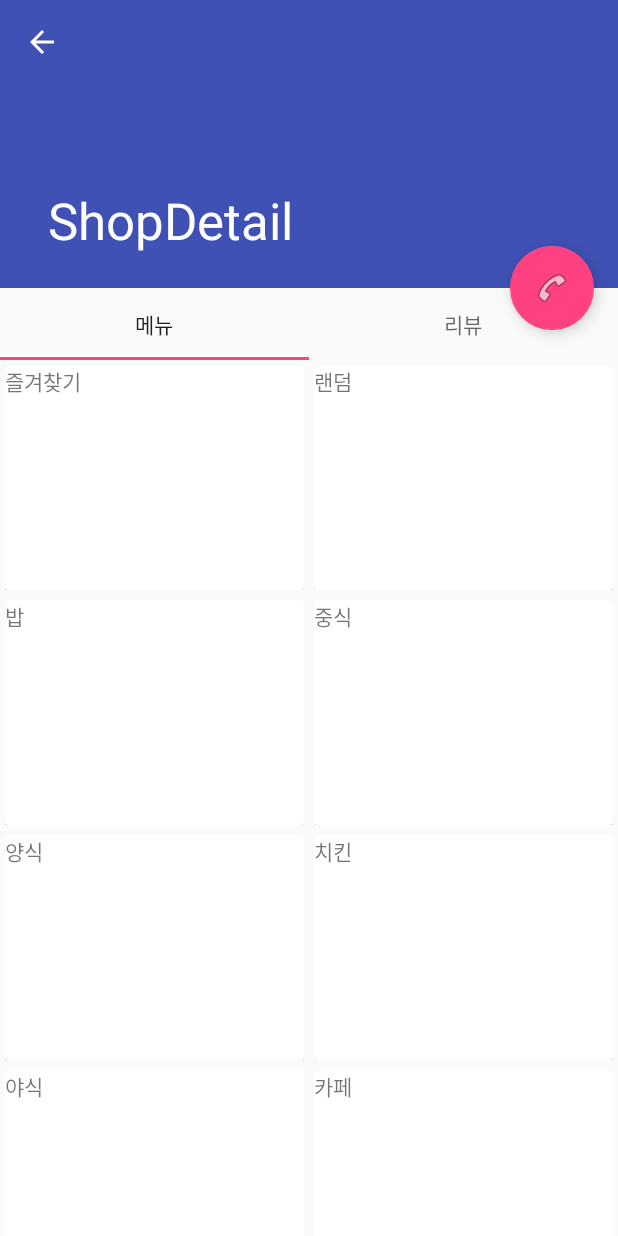
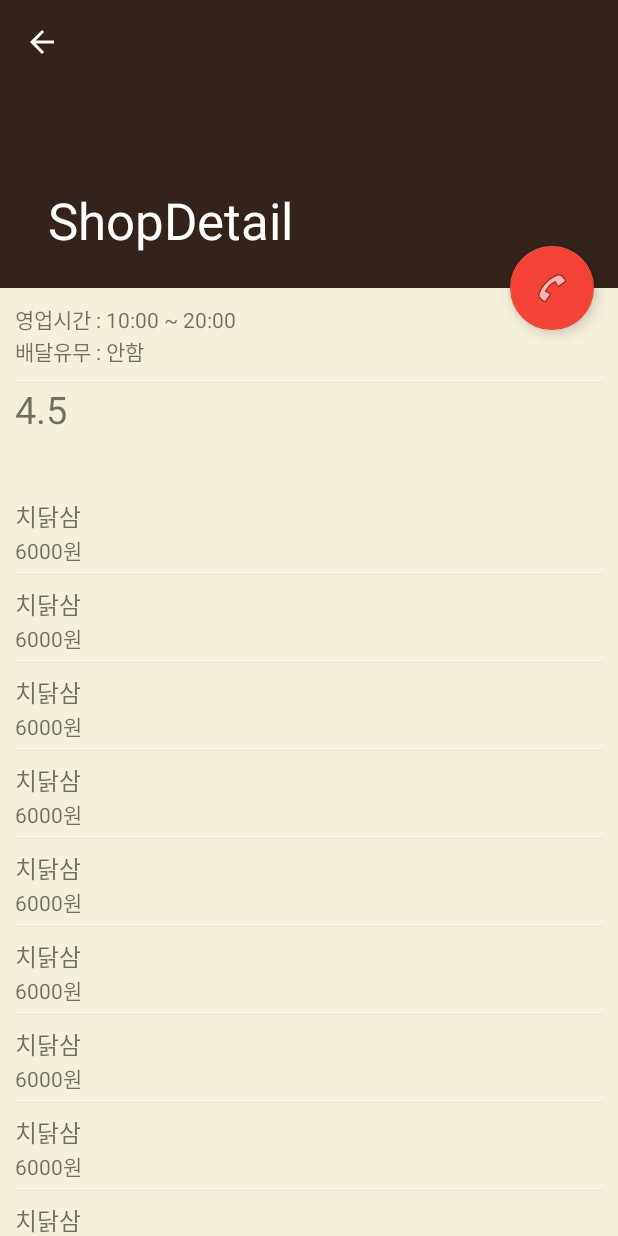
Before and after one commit to meajireview/meajireview, an Android app: the ShopDetailActivity screen opened directly, with no data from a screen before it, on a phone screen of 412 x 824 dp. Run offline under Robolectric (Android 15) with nearby library versions, the phone set to English and light mode, and no system bars.

Commit message:
0. 가게 디테일 페이지 변경.

```diff
--- a/app/src/main/java/com/meajireview/meajireview_android/activity/ShopDetailActivity.java
+++ b/app/src/main/java/com/meajireview/meajireview_android/activity/ShopDetailActivity.java
@@ -4,44 +4,62 @@ import android.os.Bundle;
 import android.support.annotation.Nullable;
 import android.support.design.widget.CollapsingToolbarLayout;
 import android.support.design.widget.FloatingActionButton;
-import android.support.design.widget.TabLayout;
-import android.support.v4.view.ViewPager;
 import android.support.v7.app.AppCompatActivity;
+import android.support.v7.widget.LinearLayoutManager;
+import android.support.v7.widget.RecyclerView;
 import android.support.v7.widget.Toolbar;
 import android.view.View;
 import android.widget.Toast;
 
 import com.meajireview.meajireview_android.R;
-import com.meajireview.meajireview_android.adapter.ShopViewPagerAdapter;
-import com.meajireview.meajireview_android.fragment.ListFragment;
+import com.meajireview.meajireview_android.adapter.ShopDetailAdapter;
+import com.meajireview.meajireview_android.item.ShopHeader;
+import com.meajireview.meajireview_android.item.ShopItem;
+
+import java.util.ArrayList;
+import java.util.List;
 
 /**
  * Created by songmho on 2016-10-09.
  */
 
 public class ShopDetailActivity extends AppCompatActivity implements View.OnClickListener {
+
+    List<ShopItem> shopItems = new ArrayList<>();
+    ShopHeader shopHeader = null;
     @Override
     protected void onCreate(@Nullable Bundle savedInstanceState) {
         super.onCreate(savedInstanceState);
         setContentView(R.layout.activity_shopdetail);
 
+        setToolBar();
+
+        FloatingActionButton fabCall = (FloatingActionButton)findViewById(R.id.fabCall);
+        fabCall.setOnClickListener(this);
+
+        RecyclerView recyclerView = (RecyclerView)findViewById(R.id.recyclerView);
+        recyclerView.setHasFixedSize(true);
+        RecyclerView.LayoutManager layoutManager = new LinearLayoutManager(getApplicationContext());
+        recyclerView.setLayoutManager(layoutManager);
+
+        shopHeader = new ShopHeader("10:00 ~ 20:00","안함","4.5");
+
+        for(int i=0;i<11;i++){
+            shopItems.add(new ShopItem("치닭삼","6000원"));
+        }
+        recyclerView.setAdapter(new ShopDetailAdapter(getApplicationContext(),shopHeader,shopItems));
+    }
+
+    /**
+     * Toolbar setting 메소드 <br>
+     */
+    private void setToolBar() {
         Toolbar toolbar = (Toolbar)findViewById(R.id.toolBar);
-        FloatingActionButton fabCall = (FloatingActionButton)findViewById(R.id.fabCall);
         CollapsingToolbarLayout collapsingToolbar = (CollapsingToolbarLayout)findViewById(R.id.collapsingToolbar);
-        ViewPager viewPager = (ViewPager)findViewById(R.id.viewPager);
-        TabLayout tabLayout = (TabLayout)findViewById(R.id.tabLayout);
-
         setSupportActionBar(toolbar);
         getSupportActionBar().setDisplayHomeAsUpEnabled(true);
 
         collapsingToolbar.setTitle("ShopDetail");
-        fabCall.setOnClickListener(this);
-
-        ShopViewPagerAdapter shopViewPagerAdapter =new ShopViewPagerAdapter(getSupportFragmentManager());
-        shopViewPagerAdapter.addFragment(new ListFragment(),"메뉴");
-        shopViewPagerAdapter.addFragment(new ListFragment(),"리뷰");
-        viewPager.setAdapter(shopViewPagerAdapter);
-        tabLayout.setupWithViewPager(viewPager);
     }
 
     @Override
--- /dev/null
+++ b/app/src/main/java/com/meajireview/meajireview_android/adapter/ShopDetailAdapter.java
@@ -0,0 +1,88 @@
+package com.meajireview.meajireview_android.adapter;
+
+import android.content.Context;
+import android.support.v7.widget.RecyclerView;
+import android.view.LayoutInflater;
+import android.view.View;
+import android.view.ViewGroup;
+import android.widget.TextView;
+
+import com.meajireview.meajireview_android.R;
+import com.meajireview.meajireview_android.item.ShopHeader;
+import com.meajireview.meajireview_android.item.ShopItem;
+
+import java.util.List;
+
+/**
+ * Created by songmho on 2016-10-24.
+ */
+public class ShopDetailAdapter extends RecyclerView.Adapter {
+    Context context;
+    ShopHeader shopHeader;
+    List<ShopItem> shopItems;
+
+    static final int HEADER = 0;
+    static final int BODY = 1;
+
+    public ShopDetailAdapter(Context context, ShopHeader shopHeader, List<ShopItem> shopItems) {
+        this.context = context;
+        this.shopHeader = shopHeader;
+        this.shopItems = shopItems;
+    }
+
+    @Override
+    public int getItemViewType(int position) {
+        if(position == HEADER)
+            return HEADER;
+        else
+            return BODY;
+    }
+
+    @Override
+    public RecyclerView.ViewHolder onCreateViewHolder(ViewGroup parent, int viewType) {
+        View v=null;
+        if(viewType==HEADER) {
+            v = LayoutInflater.from(parent.getContext()).inflate(R.layout.header_shop,parent,false);
+            return new ViewHeader(v);
+        } else {
+            v = LayoutInflater.from(parent.getContext()).inflate(R.layout.item_shop,parent,false);
+            return new ViewHolder(v);
+        }
+    }
+
+    @Override
+    public void onBindViewHolder(RecyclerView.ViewHolder holder, int position) {
+        if(holder instanceof ViewHeader){
+            ((ViewHeader)holder).txtOpen.setText(shopHeader.getOpen());
+            ((ViewHeader)holder).txtDelivery.setText(shopHeader.getDelivery());
+            ((ViewHeader)holder).txtRating.setText(shopHeader.getRating());
+        }else{
+            ((ViewHolder)holder).txtFood.setText(shopItems.get(position-1).getFood());
+            ((ViewHolder)holder).txtPrice.setText(shopItems.get(position-1).getPrice());
+        }
+    }
+
+    @Override
+    public int getItemCount() {
+        return shopItems.size()+1;
+    }
+
+    public class ViewHolder extends RecyclerView.ViewHolder{
+        TextView txtFood, txtPrice;
+        public ViewHolder(View itemView) {
+            super(itemView);
+            txtFood = (TextView)itemView.findViewById(R.id.txtFood);
+            txtPrice = (TextView)itemView.findViewById(R.id.txtPrice);
+        }
+    }
+
+    public class ViewHeader extends RecyclerView.ViewHolder{
+        TextView txtOpen, txtDelivery, txtRating;
+        public ViewHeader(View itemView) {
+            super(itemView);
+            txtOpen = (TextView)itemView.findViewById(R.id.txtOpen);
+            txtDelivery = (TextView)itemView.findViewById(R.id.txtDelivery);
+            txtRating = (TextView)itemView.findViewById(R.id.txtRating);
+        }
+    }
+}
--- a/app/src/main/java/com/meajireview/meajireview_android/adapter/ShopViewPagerAdapter.java
+++ /dev/null
@@ -1,42 +0,0 @@
-package com.meajireview.meajireview_android.adapter;
-
-import android.support.v4.app.Fragment;
-import android.support.v4.app.FragmentManager;
-import android.support.v4.app.FragmentPagerAdapter;
-
-import com.meajireview.meajireview_android.fragment.ListFragment;
-
-import java.util.ArrayList;
-
-/**
- * Created by songmho on 2016-10-09.
- */
-public class ShopViewPagerAdapter extends FragmentPagerAdapter{
-    ArrayList<Fragment> mFragments = new ArrayList<>();
-    ArrayList<String> mTitles = new ArrayList<>();
-    FragmentManager fragmentManager;
-    public ShopViewPagerAdapter(FragmentManager fragmentManager) {
-        super(fragmentManager);
-        this.fragmentManager=fragmentManager;
-    }
-
-    @Override
-    public Fragment getItem(int position) {
-        return mFragments.get(position);
-    }
-
-    @Override
-    public int getCount() {
-        return mFragments.size();
-    }
-
-    public void addFragment(ListFragment listFragment, String title) {
-        mFragments.add(listFragment);
-        mTitles.add(title);
-    }
-
-    @Override
-    public CharSequence getPageTitle(int position) {
-        return mTitles.get(position);
-    }
-}
--- /dev/null
+++ b/app/src/main/java/com/meajireview/meajireview_android/item/ShopHeader.java
@@ -0,0 +1,26 @@
+package com.meajireview.meajireview_android.item;
+
+/**
+ * Created by songmho on 2016-10-24.
+ */
+
+public class ShopHeader {
+    String open,delivery,rating;
+
+    public String getOpen() {
+        return open;
+    }
+
+    public String getDelivery() {
+        return delivery;
+    }
+
+    public String getRating() {
+        return rating;
+    }
+    public ShopHeader(String open,String delivery, String rating){
+        this.open=open;
+        this.delivery=delivery;
+        this.rating=rating;
+    }
+}
--- /dev/null
+++ b/app/src/main/java/com/meajireview/meajireview_android/item/ShopItem.java
@@ -0,0 +1,21 @@
+package com.meajireview.meajireview_android.item;
+
+/**
+ * Created by songmho on 2016-10-24.
+ */
+
+public class ShopItem {
+    String food, price;
+
+    public String getFood() {
+        return food;
+    }
+
+    public String getPrice() {
+        return price;
+    }
+    public ShopItem(String food, String price){
+        this.food=food;
+        this.price=price;
+    }
+}
--- a/app/src/main/res/layout/activity_main.xml
+++ b/app/src/main/res/layout/activity_main.xml
@@ -5,7 +5,8 @@
     android:layout_width="match_parent"
     android:layout_height="match_parent"
     tools:context="com.meajireview.meajireview_android.activity.MainActivity"
-    android:orientation="vertical">
+    android:orientation="vertical"
+    android:background="@color/colorSecond">
     <include
         layout="@layout/toolbar"
         android:id="@+id/toolBar"/>
--- a/app/src/main/res/layout/activity_search.xml
+++ b/app/src/main/res/layout/activity_search.xml
@@ -1,7 +1,8 @@
 <?xml version="1.0" encoding="utf-8"?>
 <LinearLayout xmlns:android="http://schemas.android.com/apk/res/android"
     android:orientation="vertical" android:layout_width="match_parent"
-    android:layout_height="match_parent">
+    android:layout_height="match_parent"
+    android:background="@color/colorSecond">
     <include
         layout="@layout/toolbar"
         android:id="@+id/toolBar"/>
--- a/app/src/main/res/layout/activity_shopdetail.xml
+++ b/app/src/main/res/layout/activity_shopdetail.xml
@@ -4,7 +4,8 @@
     android:orientation="vertical"
     android:layout_width="match_parent"
     app:title=""
-    android:layout_height="match_parent">
+    android:layout_height="match_parent"
+    android:background="@color/colorSecond">
 
     <android.support.design.widget.AppBarLayout
         android:id="@+id/appBar"
@@ -34,23 +35,12 @@
             </android.support.design.widget.CollapsingToolbarLayout>
         </android.support.design.widget.AppBarLayout>
 
-        <LinearLayout
+        <android.support.v7.widget.RecyclerView
+            android:id="@+id/recyclerView"
             android:layout_width="match_parent"
-            android:layout_height="match_parent"
-            android:orientation="vertical"
-            app:layout_behavior="@string/appbar_scrolling_view_behavior">
-            <android.support.design.widget.TabLayout
-                android:id="@+id/tabLayout"
-                android:layout_height="wrap_content"
-                android:layout_width="match_parent"
-                app:tabMode="fixed"
-                app:tabGravity="fill"/>
-            <android.support.v4.view.ViewPager
-                android:id="@+id/viewPager"
-                android:layout_width="match_parent"
-                android:layout_height="match_parent"
-                android:layout_below="@id/tabLayout"/>
-        </LinearLayout>
+            android:layout_height="wrap_content"
+            app:layout_behavior="@string/appbar_scrolling_view_behavior"/>
+
     <android.support.design.widget.FloatingActionButton
         android:id="@+id/fabCall"
         android:layout_width="wrap_content"
--- a/app/src/main/res/layout/activity_splash.xml
+++ b/app/src/main/res/layout/activity_splash.xml
@@ -2,7 +2,8 @@
 <LinearLayout xmlns:android="http://schemas.android.com/apk/res/android"
     android:orientation="vertical" android:layout_width="match_parent"
     android:layout_height="match_parent"
-    android:weightSum="1">
+    android:weightSum="1"
+    android:background="@color/colorSecond">
 
     <Space
         android:layout_width="match_parent"
--- /dev/null
+++ b/app/src/main/res/layout/header_shop.xml
@@ -0,0 +1,54 @@
+<?xml version="1.0" encoding="utf-8"?>
+<LinearLayout xmlns:android="http://schemas.android.com/apk/res/android"
+    android:orientation="vertical" android:layout_width="match_parent"
+    android:layout_height="120dp"
+    android:layout_margin="10dp">
+    <LinearLayout
+        android:layout_width="wrap_content"
+        android:layout_height="wrap_content"
+        android:orientation="horizontal">
+        <TextView
+            android:layout_height="wrap_content"
+            android:layout_width="wrap_content"
+            android:text="영업시간 : "/>
+        <TextView
+            android:id="@+id/txtOpen"
+            android:layout_height="wrap_content"
+            android:layout_width="wrap_content"/>
+    </LinearLayout>
+
+    <LinearLayout
+        android:layout_width="wrap_content"
+        android:layout_height="wrap_content"
+        android:orientation="horizontal">
+        <TextView
+            android:layout_height="wrap_content"
+            android:layout_width="wrap_content"
+            android:text="배달유무 : "/>
+        <TextView
+            android:id="@+id/txtDelivery"
+            android:layout_height="wrap_content"
+            android:layout_width="wrap_content"/>
+        </LinearLayout>
+    <View
+        android:layout_width="match_parent"
+        android:layout_height="0.5dp"
+        android:background="@color/linedivider"
+        android:layout_marginTop="10dp"/>
+
+    <LinearLayout
+        android:layout_width="match_parent"
+        android:layout_height="match_parent"
+        android:orientation="horizontal">
+        <TextView
+            android:id="@+id/txtRating"
+            android:layout_width="wrap_content"
+            android:layout_height="wrap_content"
+            android:textSize="25dp"/>
+    </LinearLayout>
+    <View
+        android:layout_width="match_parent"
+        android:layout_height="0.5dp"
+        android:background="@color/linedivider"
+        android:layout_marginBottom="15dp"/>
+</LinearLayout>
--- /dev/null
+++ b/app/src/main/res/layout/item_shop.xml
@@ -0,0 +1,25 @@
+<?xml version="1.0" encoding="utf-8"?>
+<LinearLayout xmlns:android="http://schemas.android.com/apk/res/android"
+    android:orientation="vertical" android:layout_width="match_parent"
+    android:layout_height="wrap_content"
+    android:layout_marginLeft="10dp"
+    android:layout_marginRight="10dp"
+    android:layout_marginBottom="7dp"
+    android:layout_gravity="center">
+    <TextView
+        android:id="@+id/txtFood"
+        android:layout_height="wrap_content"
+        android:layout_width="wrap_content"
+        android:textSize="16dp"/>
+
+    <TextView
+        android:id="@+id/txtPrice"
+        android:layout_height="wrap_content"
+        android:layout_width="wrap_content"
+        android:textSize="14dp"
+        android:layout_marginBottom="5dp"/>
+    <View
+        android:layout_width="match_parent"
+        android:layout_height="0.5dp"
+        android:background="@color/linedivider"/>
+</LinearLayout>
--- a/app/src/main/res/values/colors.xml
+++ b/app/src/main/res/values/colors.xml
@@ -1,6 +1,9 @@
 <?xml version="1.0" encoding="utf-8"?>
 <resources>
-    <color name="colorPrimary">#3F51B5</color>
-    <color name="colorPrimaryDark">#303F9F</color>
-    <color name="colorAccent">#FF4081</color>
+    <color name="colorPrimary">#33231B</color>
+    <color name="colorPrimaryDark">#231813</color>
+    <color name="colorAccent">#F44336</color>
+    <color name="colorSecond">#F5F0DC</color>
+    <color name="white">#FFFFFF</color>
+    <color name="linedivider">#E0E0E0</color>
 </resources>
--- a/build.gradle
+++ b/build.gradle
@@ -5,7 +5,7 @@ buildscript {
         jcenter()
     }
     dependencies {
-        classpath 'com.android.tools.build:gradle:2.2.0'
+        classpath 'com.android.tools.build:gradle:2.2.2'
 
         // NOTE: Do not place your application dependencies here; they belong
         // in the individual module build.gradle files
```
Also changed, not shown: 2 other files.
